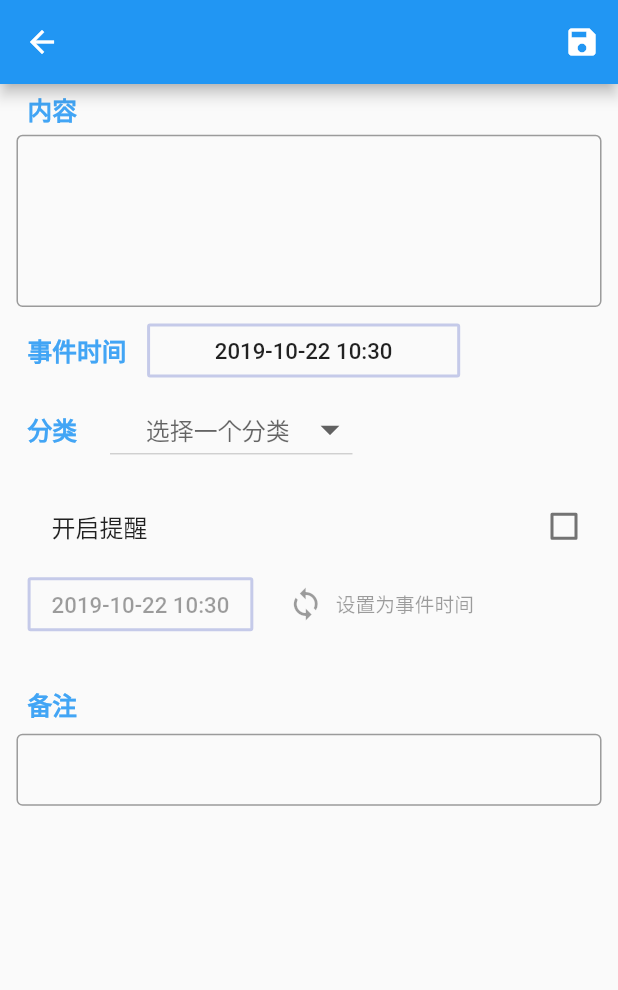
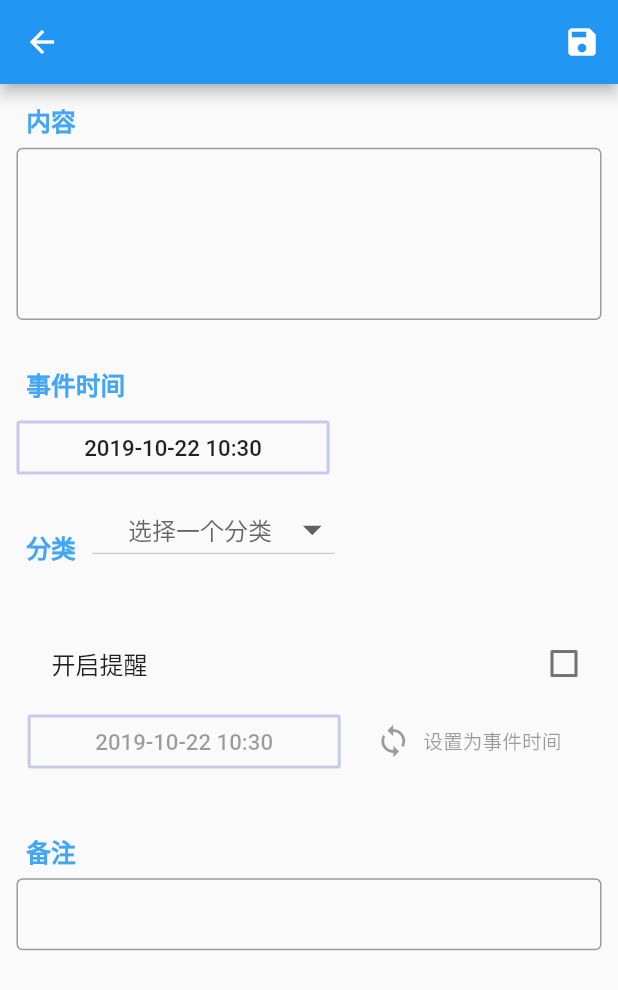
Before and after one commit to a1028737065/todo_flutter, a Flutter app: the screen it shows after launch, after a tap on the "add" icon, on a phone screen of 412 x 824 dp. Shown: the top 990 px of the screen. Run offline on Flutter 3.47's test engine with Material 2 defaults, Android fonts, the phone set to English and light mode, and no system bars; our stand-ins replace flutter_datetime_picker, flutter_screenutil, sqflite; accounts and stored records are empty.

Commit message:
add:删除功能

```diff
--- a/lib/component/todo_item.dart
+++ b/lib/component/todo_item.dart
@@ -6,9 +6,12 @@ class TodoItem extends StatefulWidget {
   TodoItem({
     Key key,
     this.item,
+    this.delete,
   }) : super(key: key);
 
-  final Item item;//UTC+00 Timestamp
+  final Item item;
+  final delete;
+  int get id => item.id;
 
   @override
   _TodoItemState createState() => _TodoItemState();
@@ -18,23 +21,17 @@ class _TodoItemState extends State<TodoItem> {
   int _id;
   String _text;
   DateTime _time;
-  DateTime _alertTime;
-  bool _isAlert;
-  String _commet;
   String _category;
 
   @override
   void initState() {
     super.initState();
 
-    var _m = widget.item.toMap();
-    _id = _m['id'];
-    _text = _m['text'];
-    _time = DateTime.parse(_m['time']);
-    _alertTime = DateTime.parse(_m['alert_time']);
-    _isAlert = _m['alert'] == 1 ? true : false;
-    _commet = _m['commet'];
-    _category = _m['category'];
+    var _data = widget.item.toMap();
+    _id = _data['id'];
+    _text = _data['text'];
+    _time = DateTime.parse(_data['time']);
+    _category = _data['category'];
   }
 
   String _timeText() {
@@ -74,25 +71,44 @@ class _TodoItemState extends State<TodoItem> {
 
   @override
   Widget build(BuildContext context) {
-    return Container(
-      margin: const EdgeInsets.only(bottom: 5.0),
-      padding: const EdgeInsets.only(top: 12, bottom: 12, left: 20),
-      color: Colors.blue[100],
-      width: ScreenUtil.getInstance().setWidth(375),
-      child: Column(
-        mainAxisAlignment: MainAxisAlignment.start,
-        crossAxisAlignment: CrossAxisAlignment.start,
-        children: <Widget>[
-          Text(
-            '${_timeText()}',
-            style: TextStyle(fontSize: ScreenUtil.getInstance().setSp(36)),
-          ),
-          Text(
-            'alertText  $_text',
-            style: TextStyle(fontSize: ScreenUtil.getInstance().setSp(28)),
-          ),
-        ],
+    DragDownDetails _pointer;
+    return GestureDetector(
+      child: ListTile(
+        title: Text(
+          '$_text',
+          style: TextStyle(fontSize: ScreenUtil().setSp(34)),
+        ),
+        subtitle: Text('${_timeText()}'),
+        contentPadding: EdgeInsets.symmetric(vertical: ScreenUtil().setWidth(10), horizontal: 18),
+        onTap: () => {},
+        onLongPress: () {
+          showMenu(
+            context: context,
+            position: RelativeRect.fromLTRB(_pointer.globalPosition.dx, _pointer.globalPosition.dy, _pointer.globalPosition.dx + 20, _pointer.globalPosition.dy + 20),
+            items: <PopupMenuEntry>[
+              PopupMenuItem(
+                value: 'delete',
+                child: const Text('删除'),
+              ),
+
+              // PopupMenuDivider(),
+              // CheckedPopupMenuItem(
+              //   value: '2',
+              //   child: Text('Item 2'),
+              //   checked:true,
+              // ),
+            ],
+          ).then((a) {
+            if (a == 'delete') {
+              widget.delete(widget.id);
+            }
+          });
+        },
       ),
+      onPanDown: (DragDownDetails e) {
+        _pointer = e;
+      },
     );
+
   }
 }
--- a/lib/data_handle/item_handler.dart
+++ b/lib/data_handle/item_handler.dart
@@ -30,12 +30,13 @@ class ItemHandler {
   Future open() async {
     String databasesPath = await getDatabasesPath();
     String path = join(databasesPath, 'item.db');
+    print(path);
 
     var db = await openDatabase(path, version: 1,
         onCreate: (Database db, int newVersion) async {
       await db.execute('''
 CREATE TABLE $tableItem(
-  $columnId INTEGER PRIMARY KEY AUTO_INCREMENT,
+  $columnId INTEGER PRIMARY KEY AUTOINCREMENT,
   $columnText TEXT NOT NULL,
   $columnTime TEXT NOT NULL,
   $columnAlertTime TEXT,
--- a/lib/page/create_page.dart
+++ b/lib/page/create_page.dart
@@ -22,8 +22,6 @@ class _CreatePageState extends State<CreatePage> {
   String _category; //初始化为分类第一个
   bool _isAlert = false;
   String _text, _commet;
-
-  TextStyle _labelStyle = TextStyle(fontSize: ScreenUtil().setSp(30), color: Colors.blue[400], fontWeight: FontWeight.bold);
 
   //TODO:需优化为只传入t
   void _showTimePicker(int i, DateTime t) async {
@@ -80,34 +78,38 @@ class _CreatePageState extends State<CreatePage> {
     _alertTime = _time;
   }
 
+  Widget _label(String text, int top) {
+    return Container(
+      padding: EdgeInsets.only(bottom: ScreenUtil().setHeight(10),right: ScreenUtil().setWidth(20), top: ScreenUtil().setHeight(top), left: ScreenUtil().setWidth(12)),
+      child: Text(
+        '$text',
+        style: TextStyle(fontSize: ScreenUtil().setSp(30), color: Colors.blue[400], fontWeight: FontWeight.bold),
+      ),
+    );
+  }
+
   @override
   Widget build(BuildContext context) {
     return new Scaffold(
-      appBar: new AppBar(
+      appBar: AppBar(
         leading: IconButton(
           icon: Icon(Icons.arrow_back),
           onPressed: () => Navigator.pop(context),
         ),
         actions: <Widget>[
-          new IconButton(
+          IconButton(
             icon: Icon(Icons.save),
             onPressed: _create,
           )
         ],
       ),
-      body: new Padding(
+      body: SingleChildScrollView(
+          child: Padding(
             padding: EdgeInsets.only(left: ScreenUtil().setWidth(20)),
-        child: new Column(
+            child: Column(
               crossAxisAlignment: CrossAxisAlignment.start,
               children: <Widget>[
-            new Padding(
-              padding: EdgeInsets.only(top: ScreenUtil().setHeight(8), bottom: ScreenUtil().setHeight(8), left: ScreenUtil().setHeight(12),),
-              child: Text(
-                '内容',
-                style: _labelStyle,
-              ),
-            ),
-
+                _label('内容', 20),
                 new Container(
                   width: ScreenUtil().setWidth(710),
                   child: new TextField(
@@ -127,17 +129,10 @@ class _CreatePageState extends State<CreatePage> {
                   ),
                 ),
 
-            new Padding(
-              padding: EdgeInsets.only(top: ScreenUtil().setHeight(8), left: ScreenUtil().setHeight(12),),
-              child: new Row(
+                Column(
+                  crossAxisAlignment: CrossAxisAlignment.start,
                   children: <Widget>[
-                  Container(
-                    width: ScreenUtil().setWidth(145),
-                    child: Text(
-                      '事件时间',
-                      style: _labelStyle,
-                    ),
-                  ),
+                    _label('事件时间', 50),
                     Container(
                       width: ScreenUtil().setWidth(380),
                       child: OutlineButton(
@@ -150,20 +145,11 @@ class _CreatePageState extends State<CreatePage> {
                       ),
                     ),
                   ],
-              )
                 ),
 
-            new Padding(
-              padding: EdgeInsets.only(top: ScreenUtil().setHeight(8), left: ScreenUtil().setHeight(12),),
-              child: new Row(
+                Row(
                   children: <Widget>[
-                  Container(
-                    width: ScreenUtil().setWidth(100),
-                    child: Text(
-                      '分类',
-                      style: _labelStyle,
-                    ),
-                  ),
+                    _label('分类', 50),
                     Container(
                       child: new DropdownButton<String>(
                         hint: Text(r'      选择一个分类   '),
@@ -185,11 +171,10 @@ class _CreatePageState extends State<CreatePage> {
                       ),
                     ),
                   ],
-              )
                 ),
 
                 new Padding(
-              padding: EdgeInsets.only(top: ScreenUtil().setHeight(20), left: ScreenUtil().setHeight(12),),
+                  padding: EdgeInsets.only(top: ScreenUtil().setHeight(50), left: ScreenUtil().setHeight(12),),
                   child: new Column(
                     crossAxisAlignment: CrossAxisAlignment.start,
                     children: <Widget>[
@@ -207,13 +192,16 @@ class _CreatePageState extends State<CreatePage> {
                         width: ScreenUtil().setWidth(750),
                         child:Row(
                           children: <Widget>[
-                        OutlineButton(
+                            Container(
+                              width: ScreenUtil().setWidth(380),
+                              child: OutlineButton(
                               child: Text(
                                   '${_alertTime.year}-${_alertTime.month.toString().padLeft(2,'0')}-${_alertTime.day.toString().padLeft(2,'0')} ${_alertTime.hour.toString().padLeft(2,'0')}:${_alertTime.minute.toString().padLeft(2,'0')}',
                                   style: TextStyle(fontSize: ScreenUtil().setSp(27))
                                 ),
                                 onPressed: _isAlert?() => _showTimePicker(2, _alertTime):null,
                                 borderSide: BorderSide(color: Colors.indigo[100], width: 2),
+                              ),
                             ),
                             Padding(
                               padding: EdgeInsets.only(left: ScreenUtil().setWidth(20)),
@@ -234,14 +222,7 @@ class _CreatePageState extends State<CreatePage> {
                   )
                 ),
 
-            new Padding(
-              padding: EdgeInsets.only(top: ScreenUtil().setHeight(50), bottom: ScreenUtil().setHeight(12), left: ScreenUtil().setHeight(12),),
-              child: Text(
-                '备注',
-                style: _labelStyle,
-              ),
-            ),
-
+                _label('备注', 60),
                 new Container(
                   width: ScreenUtil().setWidth(710),
                   child: new TextField(
@@ -263,6 +244,7 @@ class _CreatePageState extends State<CreatePage> {
               ],
             ),
           ),
+      ),
     );
   }
 }
--- a/lib/page/main_page.dart
+++ b/lib/page/main_page.dart
@@ -15,30 +15,43 @@ class MainPage extends StatefulWidget {
 }
 
 class _MainPageState extends State<MainPage> {
-  List<Widget> _todoItemList = [];
+  List<TodoItem> _todoItemList = [];
+  Map<int, int> _idMap = {};
 
   void reloadList() {
     var _itemHandler = new ItemHandler();
     _itemHandler.getAll().then((v) {
-      List<Widget> _list = [];
-      v.forEach((_i) => _list.add(TodoItem(key: UniqueKey(), item: _i)));
-
-      setState(() {
-        _todoItemList = _list;
+      v.forEach((_i) {
+        _todoItemList.add(TodoItem(key: UniqueKey(), item: _i, delete: _deleteTODO,));
       });
+      _updateKey();
+      setState(() {});
     });
   }
 
   void _newTODO() {
     Navigator.push(
       context,
-      new MaterialPageRoute(builder: (context) => new CreatePage(addToMainPage: _addToList,)),
+      new MaterialPageRoute(builder: (context) => new CreatePage(addToMainPage: _addTODO,)),
     );
   }
 
-  void _addToList(Item _i) {
-    _todoItemList.add(TodoItem(key: UniqueKey(), item: _i));
+  void _addTODO(Item _i) {
+    _todoItemList.add(TodoItem(key: UniqueKey(), item: _i, delete: _deleteTODO,));
+    _updateKey();
     setState(() {});
+  }
+
+  void _deleteTODO(int _id) {
+    _todoItemList.removeAt(_idMap[_id]);
+    _updateKey();
+    setState(() {});
+  }
+
+  void _updateKey() {
+    for (int _i = 0; _i < _todoItemList.length; _i++) {
+      _idMap.putIfAbsent(_todoItemList[_i].id, () => _i);
+    }
   }
 
   @override
@@ -49,9 +62,8 @@ class _MainPageState extends State<MainPage> {
 
   @override
   Widget build(BuildContext context) {
-    ScreenUtil.instance =
-        ScreenUtil(width: 750, height: 1334, allowFontScaling: true)
-          ..init(context);
+    ScreenUtil.instance = ScreenUtil(width: 750, height: 1334, allowFontScaling: true)
+      ..init(context);
 
     return Scaffold(
       appBar: AppBar(
```
Lines whose indentation alone changed are shown as unchanged.
